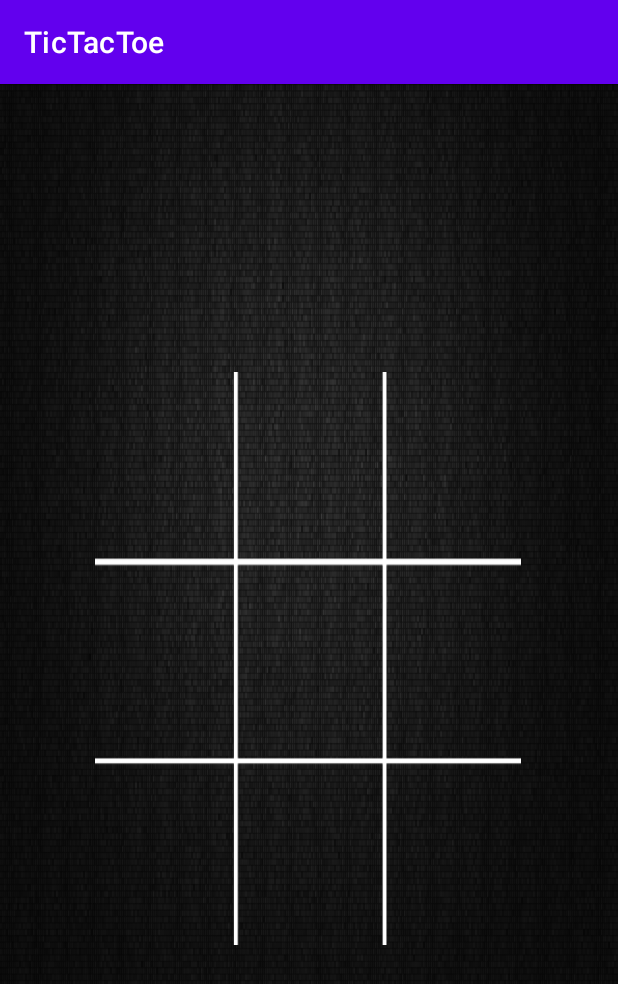
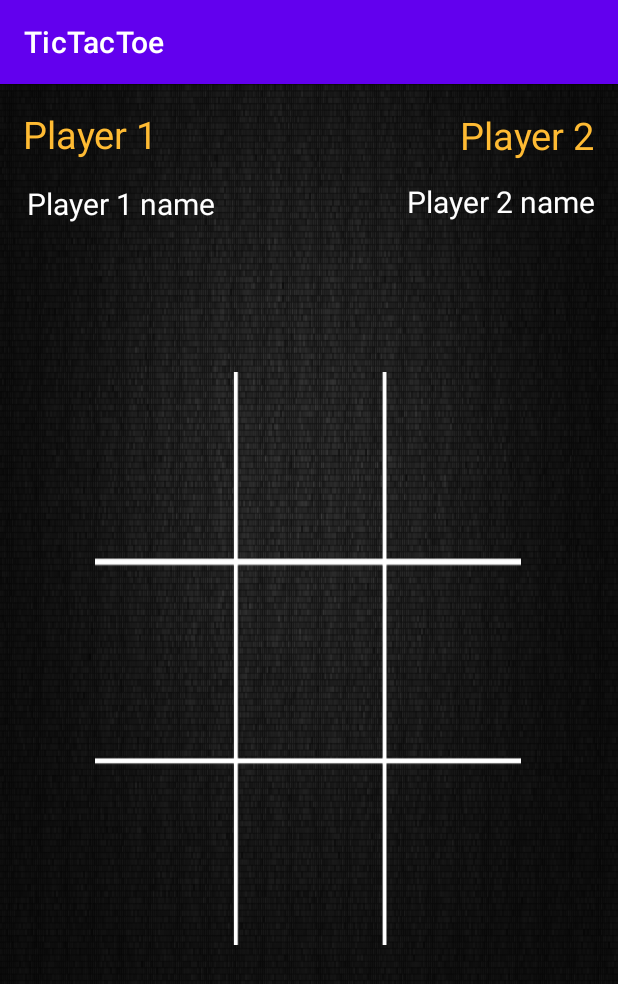
Before and after one commit to aashish2604/TicTacToe, an Android app: the Game screen opened directly, with no data from a screen before it, on a phone screen of 412 x 824 dp. Shown: the top 984 px of the screen. Run offline under Robolectric (Android 15) with nearby library versions, the phone set to English and light mode, and no system bars.

```diff
--- a/app/src/main/java/com/example/tictactoe/AdapterFrag3.java
+++ b/app/src/main/java/com/example/tictactoe/AdapterFrag3.java
@@ -55,7 +55,7 @@ public class AdapterFrag3 extends FirebaseRecyclerAdapter<Frag3Module,AdapterFra
         public myviewholder(@NonNull View itemView) {
             super(itemView);
 
-            post_user_name = itemView.findViewById(R.id.post_user_name);
+            post_user_name = itemView.findViewById(R.id.sender_user_name);
             post_date = itemView.findViewById(R.id.post_date);
             post_time = itemView.findViewById(R.id.post_time);
             post_description = itemView.findViewById(R.id.post_description);
--- a/app/src/main/java/com/example/tictactoe/Fragment2.java
+++ b/app/src/main/java/com/example/tictactoe/Fragment2.java
@@ -23,7 +23,7 @@ public class Fragment2 extends Fragment {
     @Override
     public View onCreateView(@NonNull LayoutInflater inflater, @Nullable ViewGroup container, @Nullable Bundle savedInstanceState) {
         View view =inflater.inflate(R.layout.fragment2_layout,container, false);
-        recview =(RecyclerView)view.findViewById(R.id.recview);
+        recview =(RecyclerView)view.findViewById(R.id.request_list);
         recview.setLayoutManager(new LinearLayoutManager(getContext()));
         FirebaseRecyclerOptions<model> options =
                 new FirebaseRecyclerOptions.Builder<model>()
--- a/app/src/main/java/com/example/tictactoe/adapter.java
+++ b/app/src/main/java/com/example/tictactoe/adapter.java
@@ -27,7 +27,6 @@ public class adapter extends FirebaseRecyclerAdapter<model,adapter.myviewholder>
     private DatabaseReference databaseReference;
     private String senderUid;
     private String senderUname;
-
 
     /**
      * Initialize a {@link RecyclerView.Adapter} that listens to a Firebase query. See
@@ -60,7 +59,6 @@ public class adapter extends FirebaseRecyclerAdapter<model,adapter.myviewholder>
                 }
                 else
                 {
-                    final String[] buttonState = new String[1];
                     Log.d("Demo","Id of receiver is " + ruid + "Id of the sender is " + senderUid);
                     String B = "disabled";
 
@@ -113,5 +111,3 @@ public class adapter extends FirebaseRecyclerAdapter<model,adapter.myviewholder>
         }
     }
 }
-/* After clicking the button adjacent to the name of a particular registered users.
- I should be getting the uid of that particular user in the ruid but i am getting "TextViewId" instead of it */
--- a/app/src/main/res/layout/activity_game.xml
+++ b/app/src/main/res/layout/activity_game.xml
@@ -65,7 +65,7 @@
             <ImageView
                 android:id="@+id/iv_22"
                 android:layout_width="97dp"
-                android:layout_height="117dp"
+                android:layout_height="126dp"
                 android:layout_margin="3dp"
                 android:onClick="GameBoardClick"
                 tools:ignore="OnClick" />
@@ -86,9 +86,9 @@
 
             <ImageView
                 android:id="@+id/iv_31"
+                android:layout_width="84dp"
+                android:layout_height="108dp"
                 android:layout_margin="3dp"
-                android:layout_width="84dp"
-                android:layout_height="120dp"
                 android:onClick="GameBoardClick"
                 tools:ignore="OnClick" />
 
@@ -102,9 +102,9 @@
 
             <ImageView
                 android:id="@+id/iv_33"
+                android:layout_width="84dp"
+                android:layout_height="108dp"
                 android:layout_margin="3dp"
-                android:layout_width="84dp"
-                android:layout_height="120dp"
                 android:onClick="GameBoardClick"
                 tools:ignore="OnClick" />
 
@@ -119,7 +119,7 @@
         android:gravity="center"
         android:text="Player 1 is the winner"
         android:textAlignment="center"
-        android:textColor="#E6F14F"
+        android:textColor="@android:color/holo_orange_light"
         android:textSize="30dp"
         android:visibility="invisible"
         app:layout_constraintBottom_toBottomOf="parent"
@@ -135,7 +135,7 @@
         android:gravity="center"
         android:text="Player 2 is the winner"
         android:textAlignment="center"
-        android:textColor="#E6F14F"
+        android:textColor="@android:color/holo_orange_light"
         android:textSize="30dp"
         android:visibility="invisible"
         app:layout_constraintBottom_toBottomOf="parent"
@@ -151,7 +151,7 @@
         android:gravity="center"
         android:text="It is a Draw"
         android:textAlignment="center"
-        android:textColor="#E6F14F"
+        android:textColor="@android:color/holo_orange_light"
         android:textSize="30dp"
         android:visibility="invisible"
         app:layout_constraintBottom_toBottomOf="parent"
@@ -169,7 +169,7 @@
         android:layout_marginEnd="157dp"
         android:layout_marginBottom="21dp"
         android:text="Exit"
-        android:backgroundTint="#E6F14F"
+        android:backgroundTint="@android:color/holo_orange_light"
         android:textColor="@color/black"
         android:visibility="invisible"
         android:clickable="false"
@@ -178,4 +178,63 @@
         app:layout_constraintStart_toStartOf="parent"
         app:layout_constraintTop_toBottomOf="@+id/game_table" />
 
+    <TextView
+        android:id="@+id/player_1"
+        android:layout_width="114dp"
+        android:layout_height="37dp"
+        android:text="Player 1"
+        android:textColor="@android:color/holo_orange_light"
+        android:textSize="25dp"
+        app:layout_constraintBottom_toBottomOf="parent"
+        app:layout_constraintEnd_toEndOf="parent"
+        app:layout_constraintHorizontal_bias="0.052"
+        app:layout_constraintStart_toStartOf="parent"
+        app:layout_constraintTop_toTopOf="parent"
+        app:layout_constraintVertical_bias="0.022" />
+
+    <TextView
+        android:id="@+id/player_2"
+        android:layout_width="114dp"
+        android:layout_height="37dp"
+        android:text="Player 2"
+        android:textColor="@android:color/holo_orange_light"
+        android:textSize="25dp"
+        android:textAlignment="textEnd"
+        app:layout_constraintBottom_toBottomOf="parent"
+        app:layout_constraintEnd_toEndOf="parent"
+        app:layout_constraintHorizontal_bias="0.946"
+        app:layout_constraintStart_toStartOf="parent"
+        app:layout_constraintTop_toTopOf="parent"
+        app:layout_constraintVertical_bias="0.023" />
+
+    <TextView
+        android:id="@+id/player_1_name"
+        android:layout_width="151dp"
+        android:layout_height="65dp"
+        android:text="Player 1 name"
+        android:textColor="@color/white"
+        android:textSize="20dp"
+        app:layout_constraintBottom_toBottomOf="parent"
+        app:layout_constraintEnd_toEndOf="parent"
+        app:layout_constraintHorizontal_bias="0.068"
+        app:layout_constraintStart_toStartOf="parent"
+        app:layout_constraintTop_toTopOf="parent"
+        app:layout_constraintVertical_bias="0.094" />
+
+    <TextView
+        android:id="@+id/player_2_name"
+        android:layout_width="189dp"
+        android:layout_height="65dp"
+        android:text="Player 2 name"
+        android:textAlignment="textEnd"
+        android:textColor="@color/white"
+        android:textSize="20dp"
+        app:layout_constraintBottom_toBottomOf="parent"
+        app:layout_constraintEnd_toEndOf="parent"
+        app:layout_constraintHorizontal_bias="0.927"
+        app:layout_constraintStart_toStartOf="parent"
+        app:layout_constraintTop_toTopOf="parent"
+        app:layout_constraintVertical_bias="0.092" />
+
+
 </androidx.constraintlayout.widget.ConstraintLayout>
--- a/app/src/main/res/layout/all_post_layout.xml
+++ b/app/src/main/res/layout/all_post_layout.xml
@@ -31,7 +31,7 @@
                 android:orientation="vertical">
 
                 <TextView
-                    android:id="@+id/post_user_name"
+                    android:id="@+id/sender_user_name"
                     android:layout_width="match_parent"
                     android:layout_height="wrap_content"
                     android:text="Username"
--- a/app/src/main/res/layout/fragment2_layout.xml
+++ b/app/src/main/res/layout/fragment2_layout.xml
@@ -7,7 +7,7 @@
     android:layout_height="match_parent">
 
     <androidx.recyclerview.widget.RecyclerView
-        android:id="@+id/recview"
+        android:id="@+id/request_list"
         android:layout_width="match_parent"
         android:layout_height="match_parent"
         app:layout_constraintBottom_toBottomOf="parent"
--- a/app/src/main/res/layout/singlerowdesign.xml
+++ b/app/src/main/res/layout/singlerowdesign.xml
@@ -1,6 +1,7 @@
 <?xml version="1.0" encoding="utf-8"?>
 <androidx.cardview.widget.CardView
-    xmlns:android="http://schemas.android.com/apk/res/android" android:layout_width="match_parent"
+    xmlns:android="http://schemas.android.com/apk/res/android"
+    android:layout_width="match_parent"
     android:layout_height="wrap_content"
     android:backgroundTint="@color/black"
     xmlns:app="http://schemas.android.com/apk/res-auto"
```
Also changed, not shown: app/src/main/java/com/example/tictactoe/AdapterFrag1.java (added, +116 -0 lines), app/src/main/java/com/example/tictactoe/Fragment1.java (+26 -0 lines), app/src/main/java/com/example/tictactoe/Game.java (+6 -2 lines), app/src/main/java/com/example/tictactoe/ModelFrag1.java (added, +59 -0 lines), app/src/main/res/layout/all_requests_layout.xml (+64 -1 lines), app/src/main/res/layout/fragment1_layout.xml (+6 -9 lines), app/src/main/res/drawable/goldeno.png (renamed from app/src/main/res/drawable/o.jpg).
